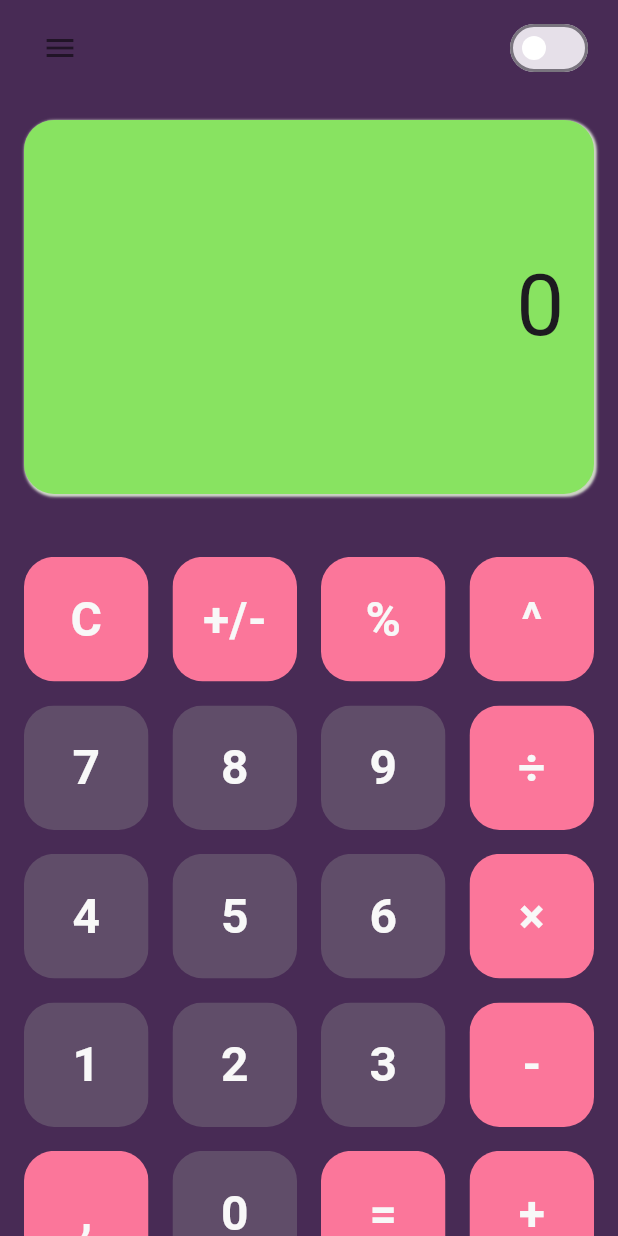
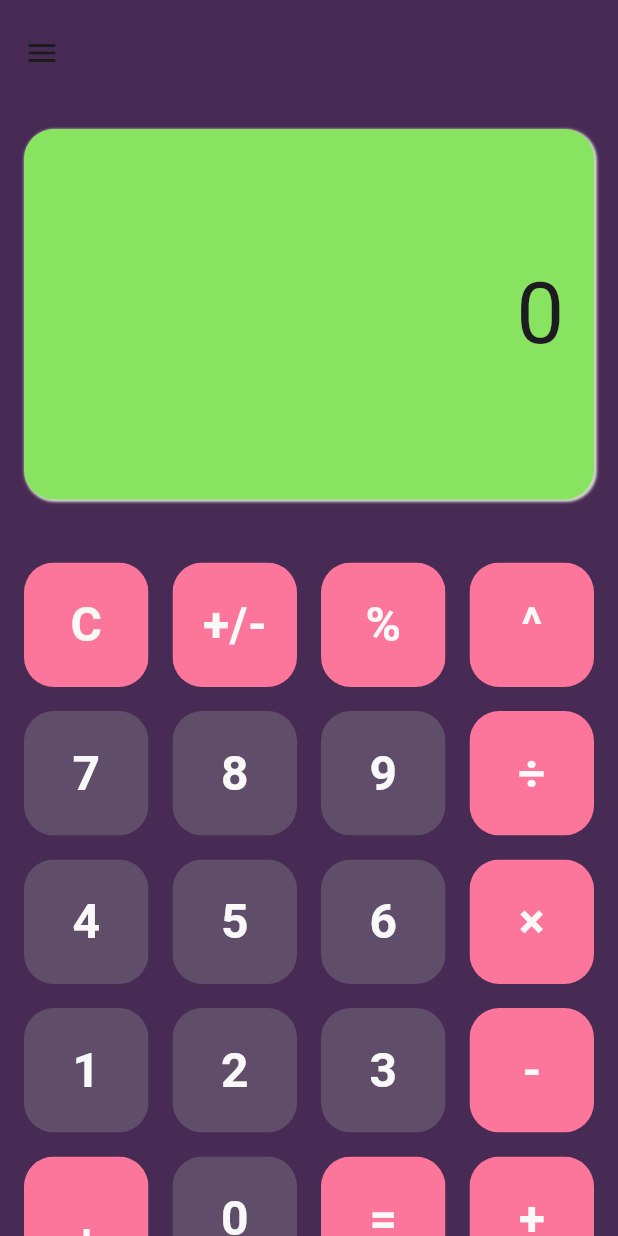
Before and after one commit to Gulsahbb/calculator-app, a Flutter app: the screen it shows after launch, on a phone screen of 412 x 824 dp. Run offline on Flutter 3.47's test engine with Material 3 defaults, Android fonts, the phone set to English and light mode, and no system bars.

Commit message:
Add appbar in calculator screen

```diff
--- a/lib/screens/calculator_screen.dart
+++ b/lib/screens/calculator_screen.dart
@@ -25,11 +25,15 @@ class _CalculatorScreenState extends State<CalculatorScreen> {
   @override
   Widget build(BuildContext context) {
     return Scaffold(
+      appBar: AppBar(
+        backgroundColor: CalculatorAppColors.appBackground,
+        toolbarHeight: 70,
+      ),
+      drawer: Drawer(),
       backgroundColor: CalculatorAppColors.appBackground,
       body: SafeArea(
         child: Column(
           children: [
-            _buildTopSection(),
             CalculatorDisplayScreen(displayText: _displayText),
             CalculatorAppConstants.defaultHeightBox(),
             CalculatorButtonPanel(onButtonPressed: _onButtonPressed),
@@ -39,28 +43,3 @@ class _CalculatorScreenState extends State<CalculatorScreen> {
     );
   }
 }
-
-Widget _buildTopSection() {
-  return Container(
-    padding: EdgeInsets.symmetric(horizontal: 16, vertical: 8),
-    child: Row(
-      mainAxisAlignment: MainAxisAlignment.spaceBetween,
-      children: [
-        IconButton(
-          icon: Icon(Icons.menu, color: Colors.black54),
-          onPressed: () {
-            // Drawer açma işlemi
-          },
-        ),
-        Switch(
-          value: false,
-          onChanged: (value) {
-            // Tema değişim işlemi
-          },
-          activeColor: Colors.white,
-          inactiveThumbColor: Colors.white,
-        ),
-      ],
-    ),
-  );
-}
```
